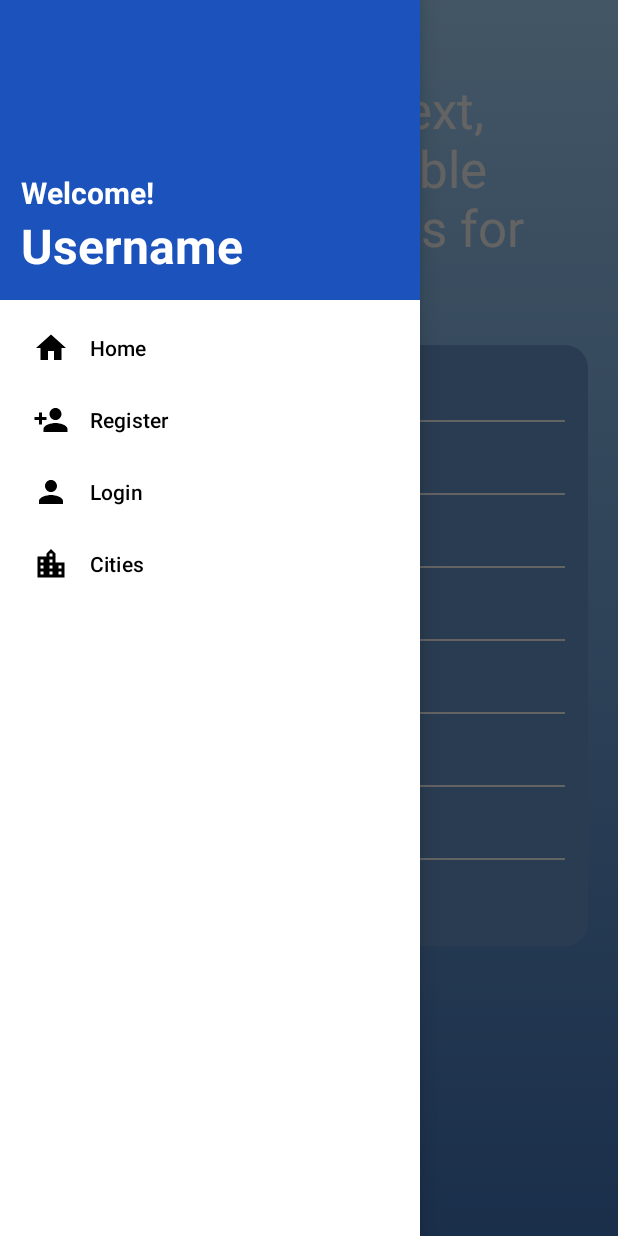
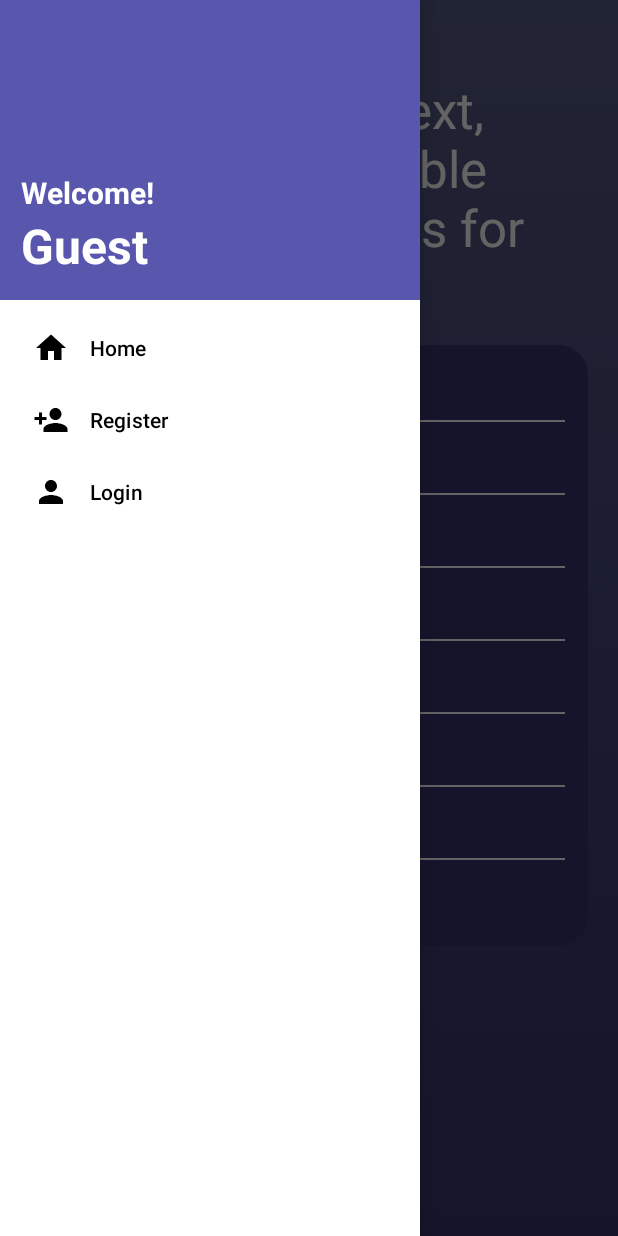
Before and after one commit to aluno23032/WeatherApp, an Android app: the screen it shows after launch (MainActivity), with the side drawer open, on a phone screen of 412 x 824 dp. Run offline under Robolectric (Android 15) with nearby library versions, the light colour scheme and no system bars; our stand-ins replace Firebase (no records; nobody signed in at launch, a user with empty details on screens opened directly), Volley; Roboto replaces fonts that are not available here.

Commit message:
Logout + logins + algumas cores

```diff
--- a/app/src/main/java/com/example/weatherapp/MainActivity.kt
+++ b/app/src/main/java/com/example/weatherapp/MainActivity.kt
@@ -4,12 +4,15 @@ import android.Manifest
 import android.annotation.SuppressLint
 import android.content.Intent
 import android.content.pm.PackageManager
+import android.graphics.Color
 import android.location.Location
 import android.os.Build
 import android.os.Bundle
 import android.util.Log
+import android.view.Menu
 import android.view.View
 import android.widget.ImageView
+import android.widget.LinearLayout
 import android.widget.TableLayout
 import android.widget.TextView
 import androidx.annotation.RequiresApi
@@ -28,6 +31,7 @@ import com.google.android.material.navigation.NavigationView
 import com.google.firebase.auth.FirebaseAuth
 import org.json.JSONObject
 import java.util.*
+
 
 class MainActivity : AppCompatActivity() {
     private var weatherUrl = ""
@@ -77,6 +81,21 @@ class MainActivity : AppCompatActivity() {
         tableLayout.visibility = View.INVISIBLE
         drawerLayout = findViewById(R.id.drawerLayout)
         navigationView = findViewById(R.id.navigationView)
+        val navMenu: Menu = navigationView.menu
+        val headerView = navigationView.getHeaderView(0)
+        val navUsername = headerView.findViewById<TextView>(R.id.username)
+        val header = headerView.findViewById<LinearLayout>(R.id.header)
+        val email = firebaseAuth.currentUser?.email.toString()
+        val index: Int = email.indexOf('@')
+        if (firebaseAuth.currentUser != null) {
+            navMenu.findItem(R.id.optRegister).isVisible = false
+            navMenu.findItem(R.id.optLogin).isVisible = false
+            navUsername.text = email.substring(0,index)
+        } else {
+            navMenu.findItem(R.id.optCities).isVisible = false
+            navMenu.findItem(R.id.optLogout).isVisible = false
+            navUsername.text = "Guest"
+        }
         navigationView.setNavigationItemSelectedListener {
             when (it.itemId) {
                 R.id.optHome -> {
@@ -92,6 +111,12 @@ class MainActivity : AppCompatActivity() {
                     startActivity(signupIntent)
                     drawerLayout.closeDrawer(GravityCompat.START)
                 }
+                R.id.optLogout -> {
+                    firebaseAuth.signOut()
+                    val signupIntent = Intent(this, MainActivity::class.java)
+                    startActivity(signupIntent)
+                    drawerLayout.closeDrawer(GravityCompat.START)
+                }
             }
             true
         }
@@ -102,7 +127,8 @@ class MainActivity : AppCompatActivity() {
         supportActionBar?.hide()
         rightNow = Calendar.getInstance()
         val hour: Int = rightNow.get(Calendar.HOUR_OF_DAY)
-        if (hour in 6..20) {
+        if (hour !in 6..20) {
+            header.setBackgroundColor(Color.parseColor("#A7D8FF"))
             drawerLayout.setBackgroundResource(R.drawable.bggradientday)
             tableLayout.setBackgroundResource(R.drawable.rectangleday)
         }
--- /dev/null
+++ b/app/src/main/res/drawable/ic_logout.xml
@@ -0,0 +1,5 @@
+<vector android:autoMirrored="true" android:height="24dp"
+    android:tint="#000000" android:viewportHeight="24"
+    android:viewportWidth="24" android:width="24dp" xmlns:android="http://schemas.android.com/apk/res/android">
+    <path android:fillColor="@android:color/white" android:pathData="M17,7l-1.41,1.41L18.17,11H8v2h10.17l-2.58,2.58L17,17l5,-5zM4,5h8V3H4c-1.1,0 -2,0.9 -2,2v14c0,1.1 0.9,2 2,2h8v-2H4V5z"/>
+</vector>
--- a/app/src/main/res/layout/header_layout.xml
+++ b/app/src/main/res/layout/header_layout.xml
@@ -1,10 +1,11 @@
 <?xml version="1.0" encoding="utf-8"?>
 <LinearLayout
     xmlns:android="http://schemas.android.com/apk/res/android"
+    android:id="@+id/header"
     android:layout_width="match_parent"
     android:layout_height="200dp"
     android:padding="14dp"
-    android:background="#1C52BC"
+    android:background="#5956AE"
     android:gravity="center_vertical"
     android:orientation="vertical">
 
@@ -21,7 +22,6 @@
         android:id="@+id/username"
         android:layout_width="wrap_content"
         android:layout_height="wrap_content"
-        android:text="Username"
         android:textColor="@color/white"
         android:textSize="32sp"
         android:textStyle="bold"/>
--- a/app/src/main/res/menu/navigation_items.xml
+++ b/app/src/main/res/menu/navigation_items.xml
@@ -21,4 +21,9 @@
         android:title="@string/cities"
         android:icon="@drawable/ic_city"/>
 
+    <item
+        android:id="@+id/optLogout"
+        android:title="@string/logout"
+        android:icon="@drawable/ic_logout"/>
+
 </menu>
--- a/app/src/main/res/values-night/themes.xml
+++ b/app/src/main/res/values-night/themes.xml
@@ -10,7 +10,7 @@
         <item name="colorSecondaryVariant">@color/teal_200</item>
         <item name="colorOnSecondary">@color/black</item>
         <!-- Status bar color. -->
-        <item name="android:statusBarColor">?attr/colorPrimaryVariant</item>
+        <item name="android:statusBarColor">#545A84</item>
         <!-- Customize your theme here. -->
     </style>
 </resources>
--- a/app/src/main/res/values/strings.xml
+++ b/app/src/main/res/values/strings.xml
@@ -33,4 +33,5 @@
     <string name="enter_your_email_address">Enter your email address</string>
     <string name="cancel">Cancel</string>
     <string name="reset">Reset</string>
+    <string name="logout">Logout</string>
 </resources>
--- a/app/src/main/res/values/themes.xml
+++ b/app/src/main/res/values/themes.xml
@@ -2,7 +2,7 @@
     <!-- Base application theme. -->
     <style name="Theme.WeatherApp" parent="Theme.MaterialComponents.DayNight.NoActionBar">
         <!-- Primary brand color. -->
-        <item name="colorPrimary">@color/lavender</item>
+        <item name="colorPrimary">#A7D8FF</item>
         <item name="colorPrimaryVariant">@color/lavender</item>
         <item name="colorOnPrimary">@color/white</item>
         <!-- Secondary brand color. -->
@@ -10,7 +10,7 @@
         <item name="colorSecondaryVariant">@color/teal_700</item>
         <item name="colorOnSecondary">@color/black</item>
         <!-- Status bar color. -->
-        <item name="android:statusBarColor">?attr/colorPrimaryVariant</item>
+        <item name="android:statusBarColor">#A7D8FF</item>
         <!-- Customize your theme here. -->
     </style>
 </resources>
```
Also changed, not shown: app/src/main/java/com/example/weatherapp/LoginActivity.kt (+25 -3 lines), app/src/main/java/com/example/weatherapp/RegisterActivity.kt (+25 -3 lines), 1 other file.
